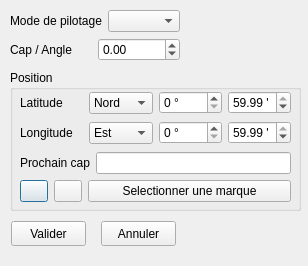
This is src/Ui/Pilototo_param.ui in nohal/qtVlm as Qt 5 draws it before an edit. The edited form follows.
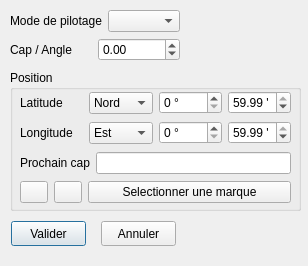
This is the edited form.

Commit message: Automatically download flags if not present in img/flags Fix some dialog default OK buttons Add parameter for prefixing POIs when converting routage to Route Some cosmetic changes to allow for 10pt fonts Fix a potential crash when chaining pivots Correctly save NSZ information when exiting race dialog

Diff of the .ui file:
```diff
--- a/src/Ui/Pilototo_param.ui
+++ b/src/Ui/Pilototo_param.ui
@@ -189,7 +189,7 @@
       <x>10</x>
       <y>110</y>
       <width>271</width>
-      <height>23</height>
+      <height>25</height>
      </rect>
     </property>
     <layout class="QHBoxLayout" name="horizontalLayout_6">
@@ -241,6 +241,12 @@
    <property name="text">
     <string>Valider</string>
    </property>
+   <property name="autoDefault">
+    <bool>false</bool>
+   </property>
+   <property name="default">
+    <bool>true</bool>
+   </property>
   </widget>
   <widget class="QPushButton" name="pushButton_2">
    <property name="geometry">
```
The commit also changes 12 other files.
